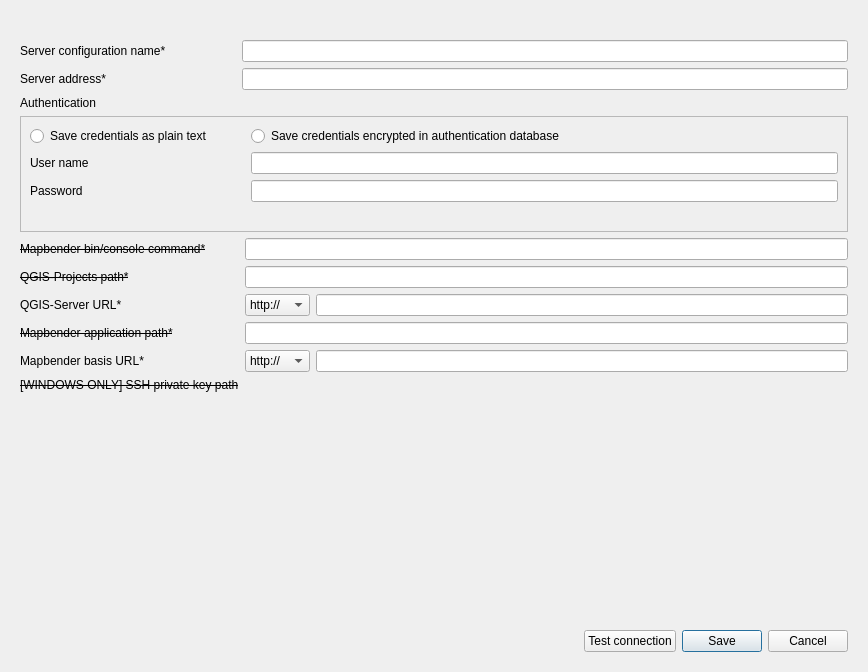
This is dialogs/ui/server_config_dialog.ui in WhereGroup/qgis2mapbender as Qt 5 draws it before an edit. The edited form follows.
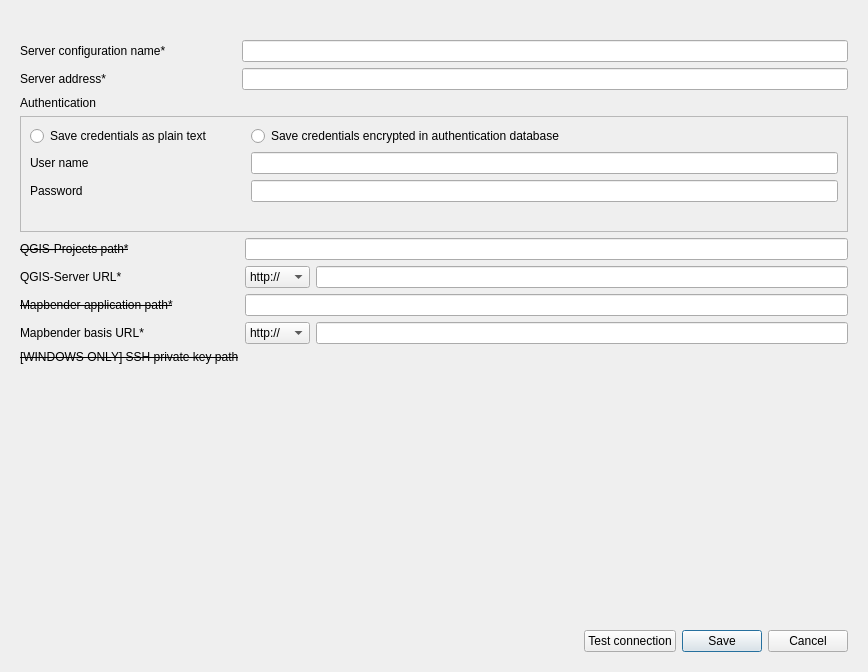
This is the edited form. Icons and pictures are not drawn. Custom widgets are drawn as their Qt base class.

Commit message: delete mapbender bin console command from server_config_dialog.py and related code

Patch:
```diff
--- a/dialogs/ui/server_config_dialog.ui
+++ b/dialogs/ui/server_config_dialog.ui
@@ -127,21 +127,6 @@
         <item row="2" column="0" colspan="2">
          <layout class="QFormLayout" name="formLayout">
           <item row="0" column="0">
-           <widget class="QLabel" name="binConsoleCommandLabel">
-            <property name="font">
-             <font>
-              <strikeout>true</strikeout>
-             </font>
-            </property>
-            <property name="text">
-             <string>Mapbender bin/console command*</string>
-            </property>
-           </widget>
-          </item>
-          <item row="0" column="1">
-           <widget class="QLineEdit" name="binConsoleCommandLineEdit"/>
-          </item>
-          <item row="1" column="0">
            <widget class="QLabel" name="qgisProjectPathLabel">
             <property name="font">
              <font>
@@ -153,17 +138,17 @@
             </property>
            </widget>
           </item>
-          <item row="1" column="1">
+          <item row="0" column="1">
            <widget class="QLineEdit" name="qgisProjectPathLineEdit"/>
           </item>
-          <item row="2" column="0">
+          <item row="1" column="0">
            <widget class="QLabel" name="qgisServerPathLabel">
             <property name="text">
              <string>QGIS-Server URL*</string>
             </property>
            </widget>
           </item>
-          <item row="2" column="1">
+          <item row="1" column="1">
            <layout class="QHBoxLayout" name="horizontalLayout_4">
             <item>
              <widget class="QComboBox" name="protocolQgisServerCmbBox">
@@ -196,7 +181,7 @@
             </item>
            </layout>
           </item>
-          <item row="3" column="0">
+          <item row="2" column="0">
            <widget class="QLabel" name="mbPathLabel">
             <property name="font">
              <font>
@@ -208,17 +193,17 @@
             </property>
            </widget>
           </item>
-          <item row="3" column="1">
+          <item row="2" column="1">
            <widget class="QLineEdit" name="mbPathLineEdit"/>
           </item>
-          <item row="4" column="0">
+          <item row="3" column="0">
            <widget class="QLabel" name="mbBasisUrlLabel">
             <property name="text">
              <string>Mapbender basis URL*</string>
             </property>
            </widget>
           </item>
-          <item row="4" column="1">
+          <item row="3" column="1">
            <layout class="QHBoxLayout" name="internHLayout">
             <item>
              <widget class="QComboBox" name="protocolMapbenderCmbBox">
@@ -255,7 +240,7 @@
             </item>
            </layout>
           </item>
-          <item row="5" column="0">
+          <item row="4" column="0">
            <widget class="QLabel" name="winPKPathLabel">
             <property name="font">
              <font>
@@ -267,7 +252,7 @@
             </property>
            </widget>
           </item>
-          <item row="5" column="1">
+          <item row="4" column="1">
            <widget class="QgsFileWidget" name="winPKFileWidget"/>
           </item>
          </layout>
```
The commit also changes 2 other files.
